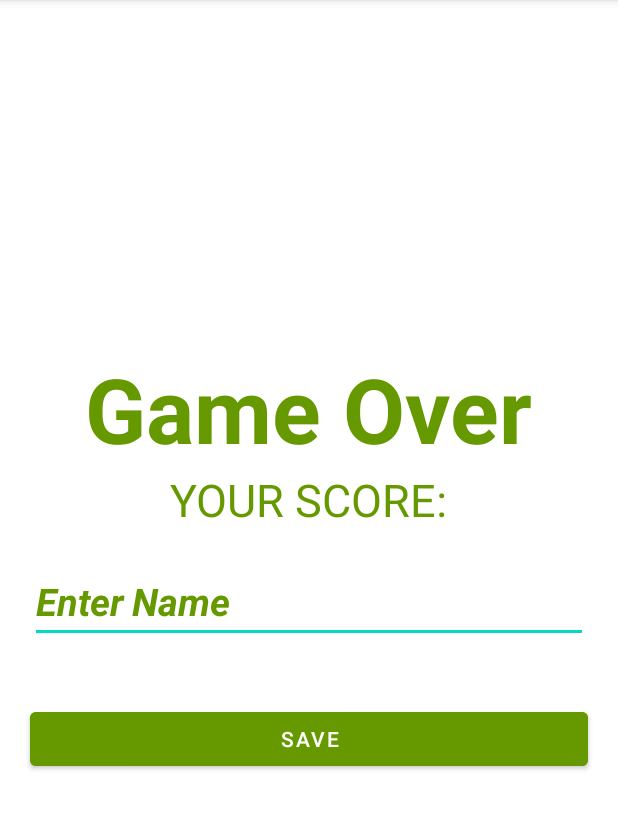
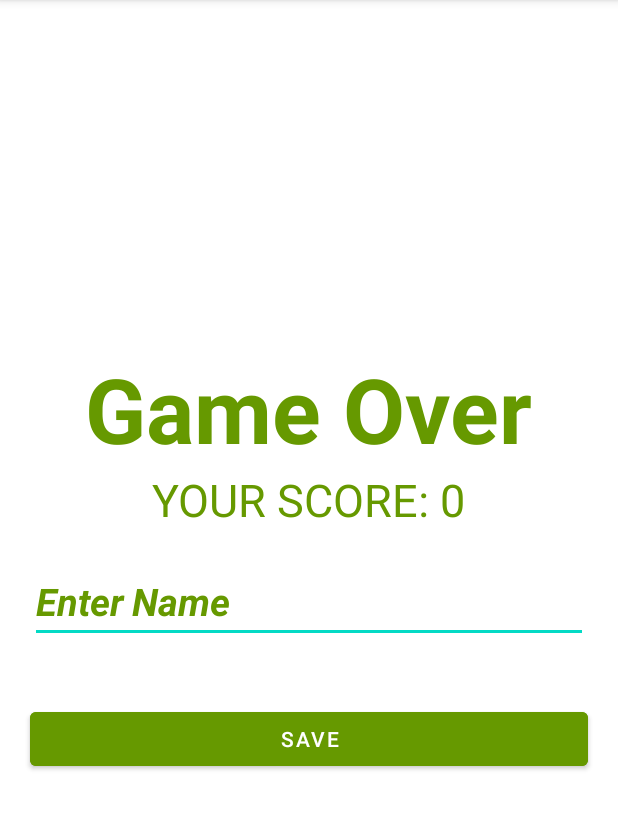
Before and after one commit to eggerandreas/tetris_game, an Android app: the GameOverActivity screen opened directly, with no data from a screen before it, on a phone screen of 412 x 824 dp, the part 84-914 px from its top. Run offline under Robolectric (Android 15) with nearby library versions, the light colour scheme and no system bars; our stand-ins replace Room's generated code.

Commit message:
Update GameOverActivity.java

```diff
--- a/app/src/main/java/com/tetris/game/GameOverActivity.java
+++ b/app/src/main/java/com/tetris/game/GameOverActivity.java
@@ -17,7 +17,7 @@ public class GameOverActivity extends AppCompatActivity implements View.OnClickL
     protected AppDatabase db;
     protected TextInputEditText name;
     protected Highscore highscore;
-    protected String ranking;
+    protected int ranking;
 
     @Override
     protected void onCreate(Bundle savedInstanceState) {
@@ -26,11 +26,11 @@ public class GameOverActivity extends AppCompatActivity implements View.OnClickL
 
         db = DatabaseUtils.getAppDatabase(this.getApplicationContext());
 
-        // String score = getIntent().getIntExtra("hallo", GameActivity.tempScore);
-        //TextView GameOverTxt = (TextView) findViewById(R.id.score);
-        //GameOverTxt.setText("YOUR SCORE: " + tempScore);
-        //ranking = score;
-        //findViewById(R.id.button_save).setOnClickListener(this);
+        int score = getIntent().getIntExtra("hallo", 0);
+        TextView GameOverTxt = (TextView) findViewById(R.id.score);
+        GameOverTxt.setText("YOUR SCORE: " + score);
+        ranking = score;
+        findViewById(R.id.button_save).setOnClickListener(this);
 
 
     }
```
